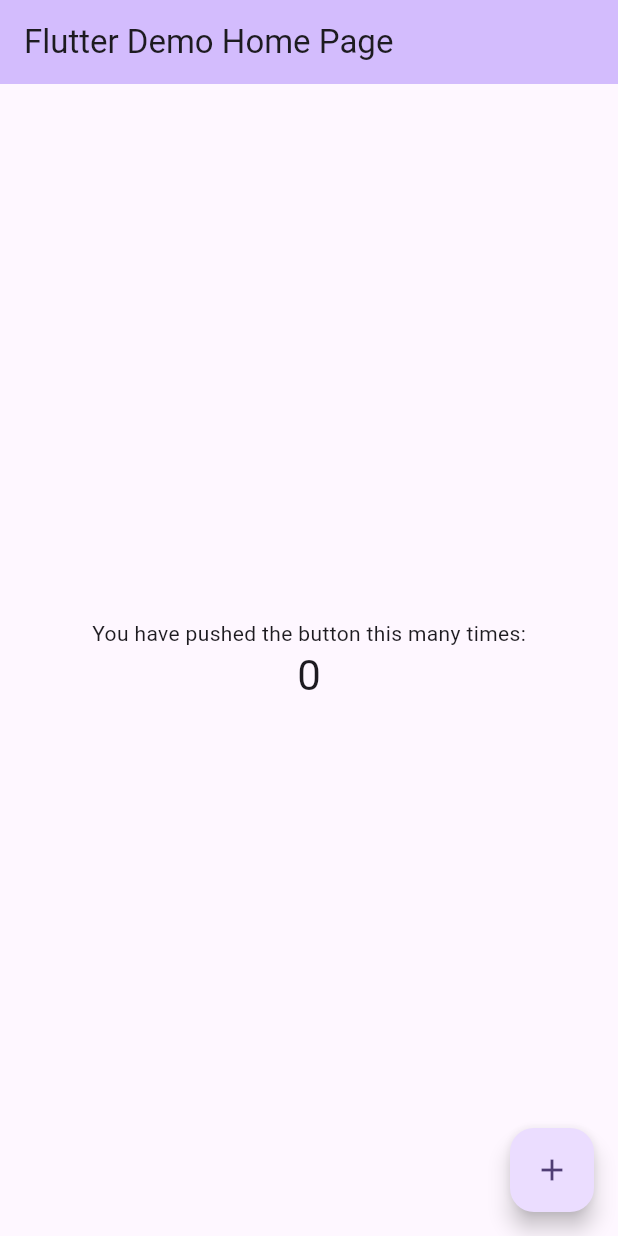
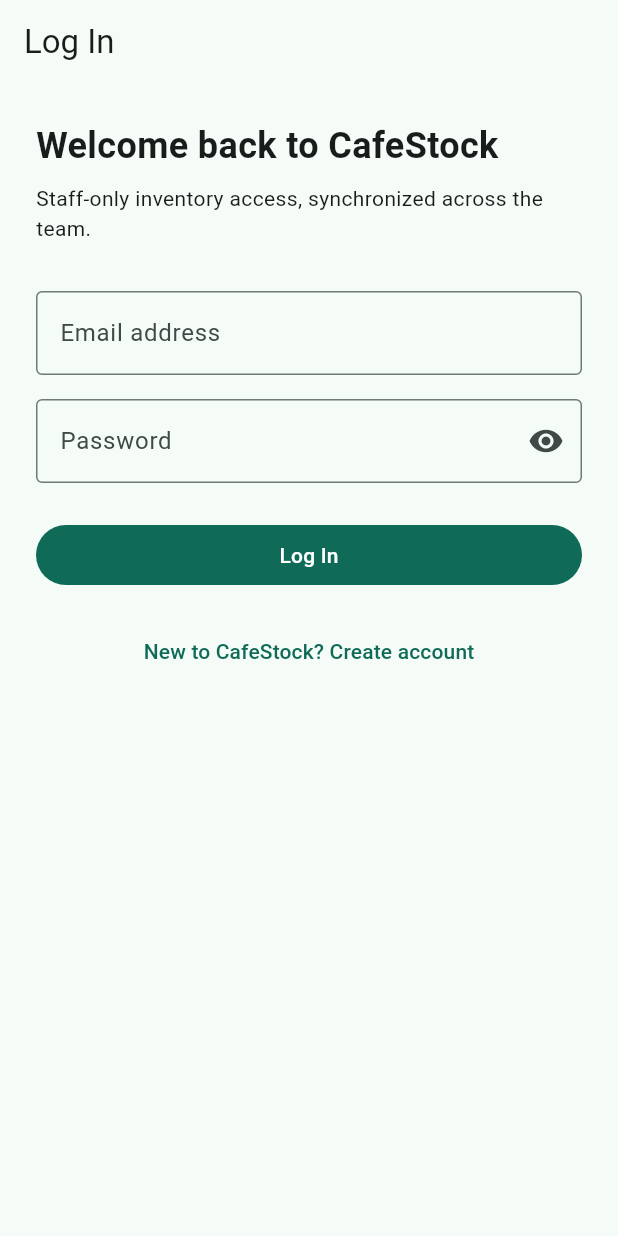
Before and after one commit to elif-piskindemir/Cs310-Cafe-Inventory-Expiration-Management, a Flutter app: the screen it shows after launch, on a phone screen of 412 x 824 dp. Run offline on Flutter 3.47's test engine with Material 3 defaults, Android fonts, the phone set to English and light mode, and no system bars.

Commit message:
Implement login screen with form validation

```diff
--- /dev/null
+++ b/lib/features/authentication/login_screen.dart
@@ -0,0 +1,142 @@
+
+import 'package:flutter/material.dart';
+
+class LoginScreen extends StatefulWidget {
+  const LoginScreen({super.key});
+
+  @override
+  State<LoginScreen> createState() => _LoginScreenState();
+}
+
+class _LoginScreenState extends State<LoginScreen> {
+  final _formKey = GlobalKey<FormState>();
+  final _emailController = TextEditingController();
+  final _passwordController = TextEditingController();
+
+  bool _obscurePassword = true;
+
+  void _login() {
+    if (!_formKey.currentState!.validate()) return;
+
+    ScaffoldMessenger.of(context).showSnackBar(
+      const SnackBar(
+        content: Text('Login form validated successfully!'),
+      ),
+    );
+  }
+
+  @override
+  void dispose() {
+    _emailController.dispose();
+    _passwordController.dispose();
+    super.dispose();
+  }
+
+  @override
+  Widget build(BuildContext context) {
+    return Scaffold(
+      appBar: AppBar(
+        title: const Text('Log In'),
+      ),
+      body: SafeArea(
+        child: Align(
+          alignment: Alignment.topCenter,
+          child: SingleChildScrollView(
+            padding: const EdgeInsets.all(24),
+            child: ConstrainedBox(
+              constraints: const BoxConstraints(maxWidth: 420),
+              child: Form(
+                key: _formKey,
+                child: Column(
+                  crossAxisAlignment: CrossAxisAlignment.stretch,
+                  children: [
+                    const Text(
+                      'Welcome back to CafeStock',
+                      style: TextStyle(
+                        fontSize: 24,
+                        fontWeight: FontWeight.bold,
+                      ),
+                    ),
+                    const SizedBox(height: 8),
+                    const Text(
+                      'Staff-only inventory access, synchronized across the team.',
+                    ),
+                    const SizedBox(height: 32),
+
+                    TextFormField(
+                      controller: _emailController,
+                      keyboardType: TextInputType.emailAddress,
+                      decoration: const InputDecoration(
+                        labelText: 'Email address',
+                        border: OutlineInputBorder(),
+                      ),
+                      validator: (value) {
+                        if (value == null || value.trim().isEmpty) {
+                          return 'Email is required';
+                        }
+                        if (!RegExp(
+                          r'^[^\s@]+@[^\s@]+\.[^\s@]+$',
+                        ).hasMatch(value.trim())) {
+                          return 'Enter a valid email';
+                        }
+                        return null;
+                      },
+                    ),
+                    const SizedBox(height: 16),
+
+                    TextFormField(
+                      controller: _passwordController,
+                      obscureText: _obscurePassword,
+                      decoration: InputDecoration(
+                        labelText: 'Password',
+                        border: const OutlineInputBorder(),
+                        suffixIcon: IconButton(
+                          icon: Icon(
+                            _obscurePassword
+                                ? Icons.visibility
+                                : Icons.visibility_off,
+                          ),
+                          onPressed: () {
+                            setState(() {
+                              _obscurePassword = !_obscurePassword;
+                            });
+                          },
+                        ),
+                      ),
+                      validator: (value) {
+                        if (value == null || value.isEmpty) {
+                          return 'Password is required';
+                        }
+                        return null;
+                      },
+                    ),
+                    const SizedBox(height: 24),
+
+                    FilledButton(
+                      onPressed: _login,
+                      child: const Text('Log In'),
+                    ),
+                    const SizedBox(height: 16),
+
+                    TextButton(
+                      onPressed: () {
+                        ScaffoldMessenger.of(context).showSnackBar(
+                          const SnackBar(
+                            content: Text('Sign Up screen coming next'),
+                          ),
+                        );
+                      },
+                      child: const Text(
+                        'New to CafeStock? Create account',
+                      ),
+                    ),
+                  ],
+                ),
+              ),
+            ),
+          ),
+        ),
+      ),
+    );
+  }
+}
--- a/lib/main.dart
+++ b/lib/main.dart
@@ -1,122 +1,26 @@
+
 import 'package:flutter/material.dart';
+import 'features/authentication/login_screen.dart';
 
 void main() {
-  runApp(const MyApp());
+  runApp(const CafeStockApp());
 }
 
-class MyApp extends StatelessWidget {
-  const MyApp({super.key});
+class CafeStockApp extends StatelessWidget {
+  const CafeStockApp({super.key});
 
-  // This widget is the root of your application.
   @override
   Widget build(BuildContext context) {
     return MaterialApp(
-      title: 'Flutter Demo',
+      title: 'CafeStock',
+      debugShowCheckedModeBanner: false,
       theme: ThemeData(
-        // This is the theme of your application.
-        //
-        // TRY THIS: Try running your application with "flutter run". You'll see
-        // the application has a purple toolbar. Then, without quitting the app,
-        // try changing the seedColor in the colorScheme below to Colors.green
-        // and then invoke "hot reload" (save your changes or press the "hot
-        // reload" button in a Flutter-supported IDE, or press "r" if you used
-        // the command line to start the app).
-        //
-        // Notice that the counter didn't reset back to zero; the application
-        // state is not lost during the reload. To reset the state, use hot
-        // restart instead.
-        //
-        // This works for code too, not just values: Most code changes can be
-        // tested with just a hot reload.
-        colorScheme: .fromSeed(seedColor: Colors.deepPurple),
+        colorScheme: ColorScheme.fromSeed(
+          seedColor: const Color(0xFF276A59),
+        ),
+        useMaterial3: true,
       ),
-      home: const MyHomePage(title: 'Flutter Demo Home Page'),
+      home: const LoginScreen(),
     );
   }
 }
-
-class MyHomePage extends StatefulWidget {
-  const MyHomePage({super.key, required this.title});
-
-  // This widget is the home page of your application. It is stateful, meaning
-  // that it has a State object (defined below) that contains fields that affect
-  // how it looks.
-
-  // This class is the configuration for the state. It holds the values (in this
-  // case the title) provided by the parent (in this case the App widget) and
-  // used by the build method of the State. Fields in a Widget subclass are
-  // always marked "final".
-
-  final String title;
-
-  @override
-  State<MyHomePage> createState() => _MyHomePageState();
-}
-
-class _MyHomePageState extends State<MyHomePage> {
-  int _counter = 0;
-
-  void _incrementCounter() {
-    setState(() {
-      // This call to setState tells the Flutter framework that something has
-      // changed in this State, which causes it to rerun the build method below
-      // so that the display can reflect the updated values. If we changed
-      // _counter without calling setState(), then the build method would not be
-      // called again, and so nothing would appear to happen.
-      _counter++;
-    });
-  }
-
-  @override
-  Widget build(BuildContext context) {
-    // This method is rerun every time setState is called, for instance as done
-    // by the _incrementCounter method above.
-    //
-    // The Flutter framework has been optimized to make rerunning build methods
-    // fast, so that you can just rebuild anything that needs updating rather
-    // than having to individually change instances of widgets.
-    return Scaffold(
-      appBar: AppBar(
-        // TRY THIS: Try changing the color here to a specific color (to
-        // Colors.amber, perhaps?) and trigger a hot reload to see the AppBar
-        // change color while the other colors stay the same.
-        backgroundColor: Theme.of(context).colorScheme.inversePrimary,
-        // Here we take the value from the MyHomePage object that was created by
-        // the App.build method, and use it to set our appbar title.
-        title: Text(widget.title),
-      ),
-      body: Center(
-        // Center is a layout widget. It takes a single child and positions it
-        // in the middle of the parent.
-        child: Column(
-          // Column is also a layout widget. It takes a list of children and
-          // arranges them vertically. By default, it sizes itself to fit its
-          // children horizontally, and tries to be as tall as its parent.
-          //
-          // Column has various properties to control how it sizes itself and
-          // how it positions its children. Here we use mainAxisAlignment to
-          // center the children vertically; the main axis here is the vertical
-          // axis because Columns are vertical (the cross axis would be
-          // horizontal).
-          //
-          // TRY THIS: Invoke "debug painting" (choose the "Toggle Debug Paint"
-          // action in the IDE, or press "p" in the console), to see the
-          // wireframe for each widget.
-          mainAxisAlignment: .center,
-          children: [
-            const Text('You have pushed the button this many times:'),
-            Text(
-              '$_counter',
-              style: Theme.of(context).textTheme.headlineMedium,
-            ),
-          ],
-        ),
-      ),
-      floatingActionButton: FloatingActionButton(
-        onPressed: _incrementCounter,
-        tooltip: 'Increment',
-        child: const Icon(Icons.add),
-      ),
-    );
-  }
-}
```
